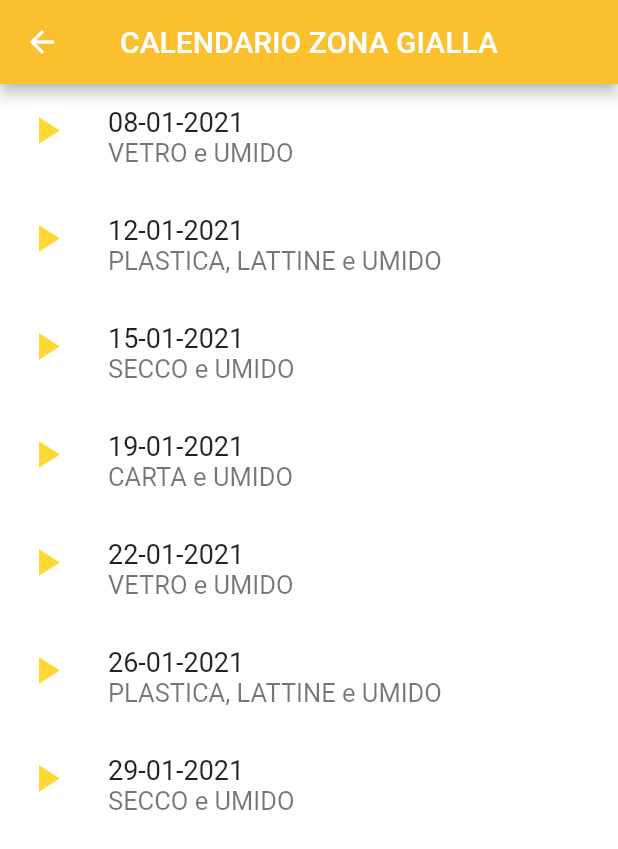
After one commit to FabiodzDev/sa-passa-doman, a Flutter app: the CalendarioCompletoGiallo screen opened directly, on a phone screen of 412 x 824 dp. The commit adds this screen. Shown: the top 849 px of the screen. Run offline on Flutter 3.47's test engine with Material 2 defaults, Android fonts, the phone set to English and light mode, and no system bars; our stand-ins replace splashscreen.

Commit message:
calendario completo blu e giallo da Drawer

```diff
--- /dev/null
+++ b/lib/calendarioCompletoGiallo.dart
@@ -0,0 +1,28 @@
+import 'package:flutter/material.dart';
+import 'giornirifiuti.dart';
+
+class CalendarioCompletoGiallo extends StatelessWidget {
+
+  AbbinamentoGiorniRifiuti giornorifiutogiallo = AbbinamentoGiorniRifiuti();
+
+  @override
+  Widget build(BuildContext context) {
+    return Scaffold(
+      appBar: AppBar(
+        title: Text("CALENDARIO ZONA GIALLA"),
+        centerTitle: true,
+        backgroundColor: Colors.yellow[700],
+      ),
+      body: Container(
+        color: Colors.white,
+        child: ListView(
+          children: [
+            giornorifiutogiallo.calendarioCompletoGiallo(),
+
+          ],
+        ),
+      ),
+
+    );
+  }
+}
--- a/lib/giornirifiuti.dart
+++ b/lib/giornirifiuti.dart
@@ -1,3 +1,5 @@
+
+
 import 'package:flutter/material.dart';
 import 'package:intl/intl.dart';
 import 'package:sapassadoman/classegiornirifiuti.dart';
@@ -10,7 +12,8 @@ NomeRifiuto rifiuto = NomeRifiuto();
 
 final datadioggi = Dataoggi();  // ISTANZO LA CLASSE Dataoggi, che mi servirà per recuperare le funzioni della data di domani...
 
-class AbbinamentoGiorniRifiuti {    // LISTA RIFIUTI GIALLO
+class AbbinamentoGiorniRifiuti  {    // LISTA RIFIUTI GIALLO
+
 
 
   List <GiornoRifiuti> elencoZonaGialla = [
@@ -122,4 +125,40 @@ class AbbinamentoGiorniRifiuti {    // LISTA RIFIUTI GIALLO
     }
     return Column(children: list);
   }
+
+
+  Widget calendarioCompletoGiallo() {
+    List<Widget> listcompletaGialla = List<Widget>();
+    for (var i = 0; i < elencoZonaGialla.length - 1; i++) {
+
+      String giorno = rilevagiorno(i);
+      DateTime giornoconvertito = DateTime.parse(giorno);  // DA STRINGA CON ORARIO A DATETIME
+      print (giornoconvertito);
+      String formattedDate = DateFormat('dd-MM-yyyy').format(giornoconvertito);   // DA DATETIME CON ORARIO A STRINGA SENZA ORARIO
+      print (formattedDate);
+
+      // facciamo la differenza tra oggi e la data della lista che sto analizzando
+      final int differenceX = giornoconvertito.difference(datadioggi.dataDomaniFormatoDateTime()).inDays;
+
+
+      // X IL DRAWER, CREO UNA LISTA DEI PROSSIMI 5 GIORNI
+
+        if (differenceX == 0 || differenceX > 1) {
+          // Se la data è uguale a domani oppure è maggiore aggiungi alla lista
+
+          listcompletaGialla.add(
+            Container(
+              child: ListTile(
+                leading: Icon(Icons.play_arrow , size: 30, color: Colors.yellow[600],),
+                title: Text(formattedDate, style: TextStyle(fontSize: 18),),
+                subtitle: Text(elencoZonaGialla[i].rifiuto, style: TextStyle(fontSize:  17),),
+              ),
+            ),
+          );
+        }
+
+    }
+    return Column(children: listcompletaGialla);
   }
+
+}
```
Also changed, not shown: lib/calendarioCompletoBlu.dart (added, +29 -0 lines), lib/giornirifiutiblu.dart (+35 -0 lines), lib/menuDrawer.dart (+22 -4 lines), 11 other files.
